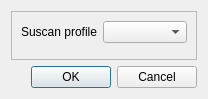
Before: the Qt Designer form ui/config.ui in BatchDrake/qstones, drawn with Qt 5.
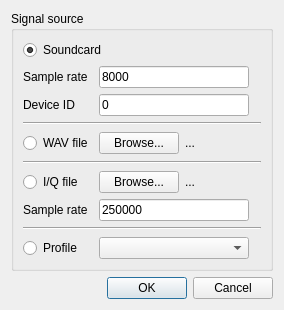
After: the same form once the commit is applied.

Commit message: Refactor source configuration dialog

Patch:
```diff
--- a/ui/config.ui
+++ b/ui/config.ui
@@ -6,15 +6,15 @@
    <rect>
     <x>0</x>
     <y>0</y>
-    <width>208</width>
-    <height>99</height>
+    <width>284</width>
+    <height>310</height>
    </rect>
   </property>
   <property name="windowTitle">
    <string>Dialog</string>
   </property>
   <layout class="QGridLayout" name="gridLayout">
-   <item row="1" column="0">
+   <item row="2" column="0">
     <widget class="QDialogButtonBox" name="buttonBox">
      <property name="orientation">
       <enum>Qt::Horizontal</enum>
@@ -24,23 +24,146 @@
      </property>
     </widget>
    </item>
-   <item row="0" column="0">
-    <widget class="QFrame" name="frame">
-     <property name="frameShape">
-      <enum>QFrame::StyledPanel</enum>
+   <item row="1" column="0">
+    <widget class="QGroupBox" name="groupBox">
+     <property name="title">
+      <string>Signal source</string>
      </property>
-     <property name="frameShadow">
-      <enum>QFrame::Raised</enum>
+     <property name="checkable">
+      <bool>false</bool>
      </property>
-     <layout class="QFormLayout" name="formLayout">
-      <item row="0" column="0">
-       <widget class="QLabel" name="label">
+     <layout class="QGridLayout" name="gridLayout_2">
+      <item row="6" column="0" rowspan="2" colspan="4">
+       <widget class="Line" name="line_2">
+        <property name="orientation">
+         <enum>Qt::Horizontal</enum>
+        </property>
+       </widget>
+      </item>
+      <item row="10" column="0" rowspan="2" colspan="4">
+       <widget class="Line" name="line_3">
+        <property name="orientation">
+         <enum>Qt::Horizontal</enum>
+        </property>
+       </widget>
+      </item>
+      <item row="2" column="0">
+       <widget class="QLabel" name="label_4">
         <property name="text">
-         <string>Suscan profile</string>
+         <string>Device ID</string>
         </property>
        </widget>
       </item>
-      <item row="0" column="1">
+      <item row="8" column="0">
+       <widget class="QRadioButton" name="rbIq">
+        <property name="text">
+         <string>I/Q file</string>
+        </property>
+       </widget>
+      </item>
+      <item row="0" column="0" colspan="2">
+       <widget class="QRadioButton" name="rbAudio">
+        <property name="text">
+         <string>Soundcard</string>
+        </property>
+        <property name="checked">
+         <bool>true</bool>
+        </property>
+       </widget>
+      </item>
+      <item row="1" column="0">
+       <widget class="QLabel" name="label_3">
+        <property name="text">
+         <string>Sample rate</string>
+        </property>
+       </widget>
+      </item>
+      <item row="5" column="0">
+       <widget class="QRadioButton" name="rbWav">
+        <property name="text">
+         <string>WAV file</string>
+        </property>
+       </widget>
+      </item>
+      <item row="9" column="0">
+       <widget class="QLabel" name="label_5">
+        <property name="text">
+         <string>Sample rate</string>
+        </property>
+       </widget>
+      </item>
+      <item row="3" column="0" rowspan="2" colspan="4">
+       <widget class="Line" name="line">
+        <property name="orientation">
+         <enum>Qt::Horizontal</enum>
+        </property>
+       </widget>
+      </item>
+      <item row="2" column="1">
+       <widget class="QLineEdit" name="leAudioDevice">
+        <property name="text">
+         <string>0</string>
+        </property>
+       </widget>
+      </item>
+      <item row="5" column="1">
+       <layout class="QHBoxLayout" name="horizontalLayout">
+        <item>
+         <widget class="QPushButton" name="pbBrowseWav">
+          <property name="text">
+           <string>Browse...</string>
+          </property>
+         </widget>
+        </item>
+        <item>
+         <widget class="QLabel" name="lWavPath">
+          <property name="text">
+           <string>...</string>
+          </property>
+         </widget>
+        </item>
+       </layout>
+      </item>
+      <item row="8" column="1">
+       <layout class="QHBoxLayout" name="horizontalLayout_2">
+        <item>
+         <widget class="QPushButton" name="pbBrowseIq">
+          <property name="text">
+           <string>Browse...</string>
+          </property>
+         </widget>
+        </item>
+        <item>
+         <widget class="QLabel" name="lIqPath">
+          <property name="text">
+           <string>...</string>
+          </property>
+         </widget>
+        </item>
+       </layout>
+      </item>
+      <item row="9" column="1">
+       <widget class="QLineEdit" name="leIqSampRate">
+        <property name="text">
+         <string>250000</string>
+        </property>
+       </widget>
+      </item>
+      <item row="1" column="1">
+       <widget class="QLineEdit" name="leAudioSampRate">
+        <property name="text">
+         <string>8000</string>
+        </property>
+       </widget>
+      </item>
+      <item row="12" column="0">
+       <widget class="QRadioButton" name="rbSuscan">
+        <property name="text">
+         <string>Profile</string>
+        </property>
+       </widget>
+      </item>
+      <item row="12" column="1">
        <widget class="QComboBox" name="profileCombo"/>
       </item>
      </layout>
```
The commit also changes 5 other files.
